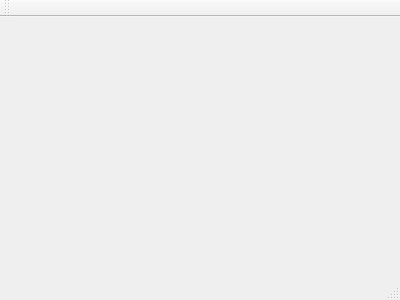
Qt form mainwindow.ui (moevm/-gui-1h2018-41) before a commit.
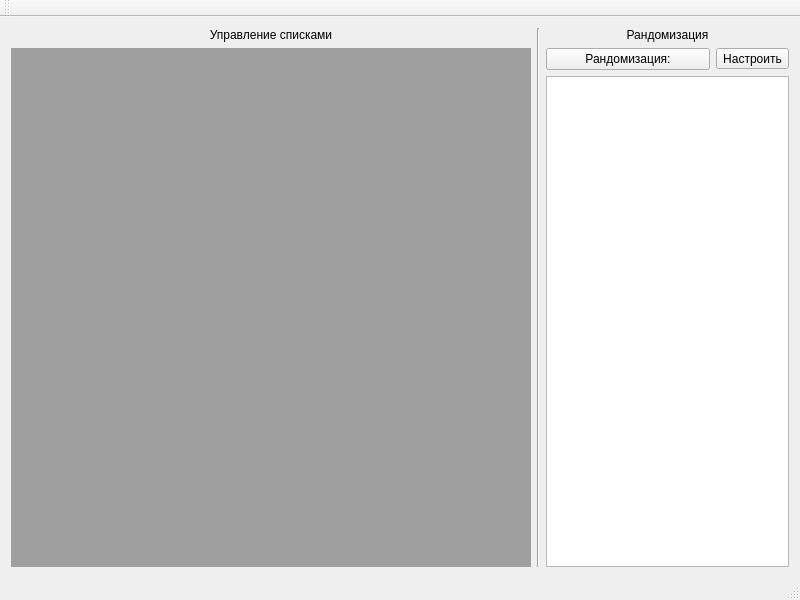
The same form after that commit.

Commit message: add mdi documents

The edit to the form file:
```diff
--- a/mainwindow.ui
+++ b/mainwindow.ui
@@ -1,24 +1,102 @@
 <ui version="4.0">
  <class>MainWindow</class>
- <widget class="QMainWindow" name="MainWindow" >
-  <property name="geometry" >
+ <widget class="QMainWindow" name="MainWindow">
+  <property name="geometry">
    <rect>
     <x>0</x>
     <y>0</y>
-    <width>400</width>
-    <height>300</height>
+    <width>800</width>
+    <height>600</height>
    </rect>
   </property>
   <property name="windowTitle" >
    <string>MainWindow</string>
   </property>
-  <widget class="QMenuBar" name="menuBar" />
-  <widget class="QToolBar" name="mainToolBar" />
-  <widget class="QWidget" name="centralWidget" />
-  <widget class="QStatusBar" name="statusBar" />
+  <widget class="QWidget" name="centralWidget">
+   <layout class="QGridLayout" name="gridLayout">
+    <item row="0" column="0">
+     <widget class="QLabel" name="label">
+      <property name="text">
+       <string>Управление списками</string>
+      </property>
+      <property name="alignment">
+       <set>Qt::AlignCenter</set>
+      </property>
+     </widget>
+    </item>
+    <item row="0" column="1" rowspan="3">
+     <widget class="Line" name="line">
+      <property name="orientation">
+       <enum>Qt::Vertical</enum>
+      </property>
+     </widget>
+    </item>
+    <item row="0" column="2" colspan="2">
+     <widget class="QLabel" name="label_2">
+      <property name="text">
+       <string>Рандомизация</string>
+      </property>
+      <property name="alignment">
+       <set>Qt::AlignCenter</set>
+      </property>
+     </widget>
+    </item>
+    <item row="1" column="0" rowspan="2">
+     <widget class="QMdiArea" name="mdiArea">
+      <property name="verticalScrollBarPolicy">
+       <enum>Qt::ScrollBarAsNeeded</enum>
+      </property>
+      <property name="horizontalScrollBarPolicy">
+       <enum>Qt::ScrollBarAsNeeded</enum>
+      </property>
+      <property name="viewMode">
+       <enum>QMdiArea::SubWindowView</enum>
+      </property>
+      <property name="documentMode">
+       <bool>false</bool>
+      </property>
+     </widget>
+    </item>
+    <item row="1" column="2">
+     <widget class="QPushButton" name="pushButton">
+      <property name="text">
+       <string>Рандомизация:</string>
+      </property>
+     </widget>
+    </item>
+    <item row="1" column="3">
+     <widget class="QToolButton" name="toolButton">
+      <property name="text">
+       <string>Настроить</string>
+      </property>
+     </widget>
+    </item>
+    <item row="2" column="2" colspan="2">
+     <widget class="QListWidget" name="listWidget"/>
+    </item>
+   </layout>
+  </widget>
+  <widget class="QMenuBar" name="menuBar">
+   <property name="geometry">
+    <rect>
+     <x>0</x>
+     <y>0</y>
+     <width>800</width>
+     <height>22</height>
+    </rect>
+   </property>
+  </widget>
+  <widget class="QToolBar" name="mainToolBar">
+   <attribute name="toolBarArea">
+    <enum>TopToolBarArea</enum>
+   </attribute>
+   <attribute name="toolBarBreak">
+    <bool>false</bool>
+   </attribute>
+  </widget>
+  <widget class="QStatusBar" name="statusBar"/>
  </widget>
- <layoutDefault spacing="6" margin="11" />
- <pixmapfunction></pixmapfunction>
+ <layoutdefault spacing="6" margin="11"/>
  <resources/>
  <connections/>
 </ui>
```
Left out of the diff: 3 changed lines with no effect on the pictures. The commit also changes 2 other files.
